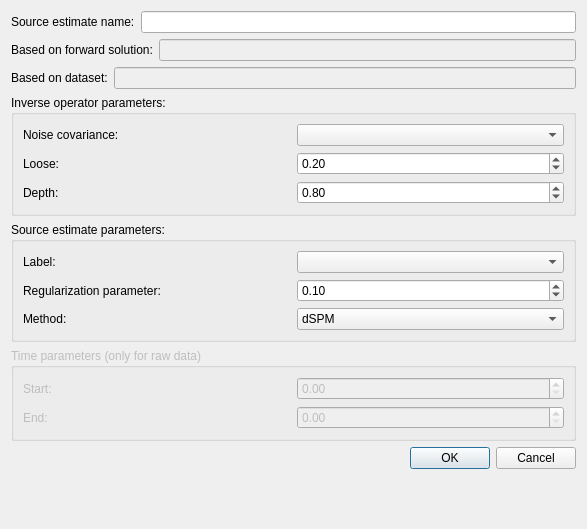
Old version of the form designer_ui_files/linearSourceEstimateDialogUi.ui in the repository cibr-jyu/meggie.
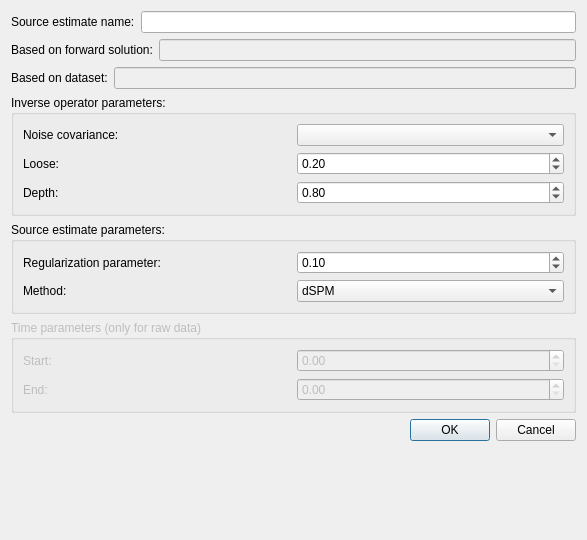
New version of the form.

Commit message: Simplify and fix source analysis

The edit to the form file:
```diff
--- a/designer_ui_files/linearSourceEstimateDialogUi.ui
+++ b/designer_ui_files/linearSourceEstimateDialogUi.ui
@@ -7,7 +7,7 @@
     <x>0</x>
     <y>0</y>
     <width>587</width>
-    <height>529</height>
+    <height>540</height>
    </rect>
   </property>
   <property name="windowTitle">
@@ -176,20 +176,6 @@
      <layout class="QGridLayout" name="gridLayout">
       <item row="0" column="0">
        <layout class="QVBoxLayout" name="verticalLayout_3">
-        <item>
-         <layout class="QHBoxLayout" name="horizontalLayout_7">
-          <item>
-           <widget class="QLabel" name="labelLabel">
-            <property name="text">
-             <string>Label:</string>
-            </property>
-           </widget>
-          </item>
-          <item>
-           <widget class="QComboBox" name="comboBoxLabel"/>
-          </item>
-         </layout>
-        </item>
         <item>
          <layout class="QHBoxLayout" name="horizontalLayout_4">
           <item>
```
The commit also changes 14 other files.
